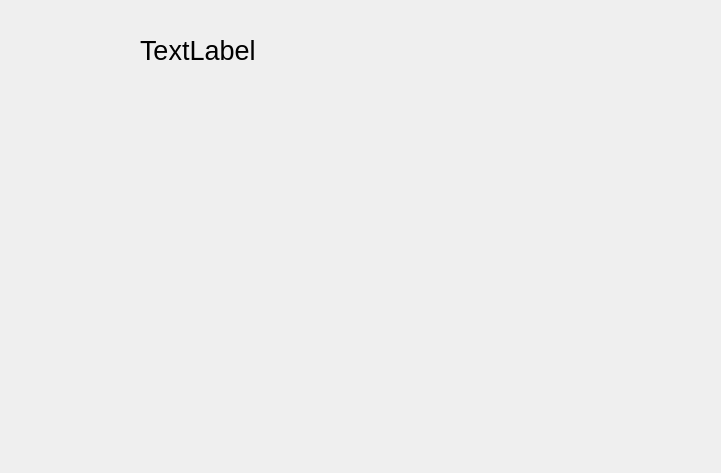
First picture: the form in frontend/studentwindow.ui, repository nooramoi/group_17, before the edit.
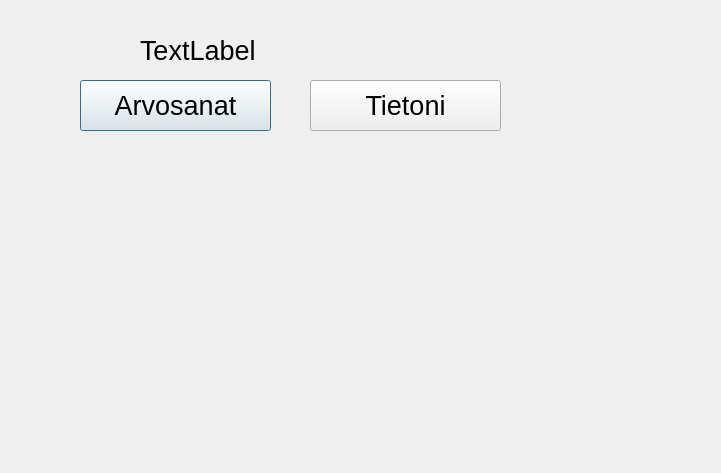
Second picture: the form after the edit.

Diff of the .ui file:
```diff
--- a/frontend/studentwindow.ui
+++ b/frontend/studentwindow.ui
@@ -31,6 +31,42 @@
     <string>TextLabel</string>
    </property>
   </widget>
+  <widget class="QPushButton" name="btnGrades">
+   <property name="geometry">
+    <rect>
+     <x>80</x>
+     <y>80</y>
+     <width>191</width>
+     <height>51</height>
+    </rect>
+   </property>
+   <property name="font">
+    <font>
+     <pointsize>20</pointsize>
+    </font>
+   </property>
+   <property name="text">
+    <string>Arvosanat</string>
+   </property>
+  </widget>
+  <widget class="QPushButton" name="btnMyData">
+   <property name="geometry">
+    <rect>
+     <x>310</x>
+     <y>80</y>
+     <width>191</width>
+     <height>51</height>
+    </rect>
+   </property>
+   <property name="font">
+    <font>
+     <pointsize>20</pointsize>
+    </font>
+   </property>
+   <property name="text">
+    <string>Tietoni</string>
+   </property>
+  </widget>
  </widget>
  <resources/>
  <connections/>
```
